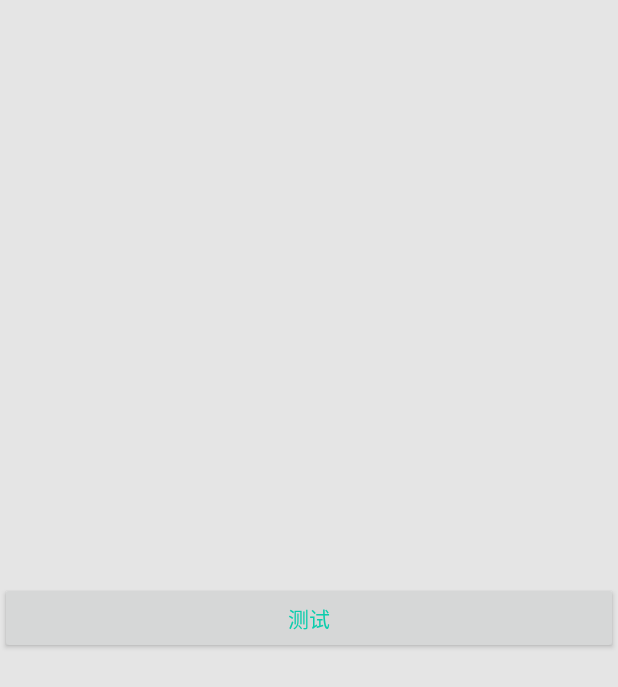
After one commit to ZX-QDD/DDApp, an Android app: the layout activity_normal_dialog.xml on its own in the app's theme, with its tools: preview values and no code run, on a phone screen of 412 x 824 dp. The commit adds this screen. Shown: the top 687 px of the screen. Run offline under Robolectric (Android 15) with nearby library versions, the phone set to English and light mode, and no system bars.

Commit message:
fix: fix code style

```diff
--- a/app/src/main/java/com/dongdong/ddapp/MainActivity.kt
+++ b/app/src/main/java/com/dongdong/ddapp/MainActivity.kt
@@ -7,7 +7,7 @@ import androidx.appcompat.app.AppCompatActivity
 import com.dongdong.ddapp.baidumap.BaiduMapActivity
 import com.dongdong.ddapp.camreax.CameraActivity
 import com.dongdong.ddapp.dialog.DialogActivity
-import com.dongdong.ddapp.fragment.HomeActivity
+import com.dongdong.ddapp.home.HomeActivity
 import com.dongdong.ddapp.recycle.SomeDataListActivity
 import com.dongdong.ddapp.widget.WidgetActivity
 import kotlinx.android.synthetic.main.activity_main.*
--- a/app/src/main/java/com/dongdong/ddapp/fragment/fragments/MeFragment.kt
+++ b/app/src/main/java/com/dongdong/ddapp/home/fragments/AddressBookFragment.kt
@@ -1,13 +1,11 @@
-package com.dongdong.ddapp.fragment.fragments
+package com.dongdong.ddapp.home.fragments
 
 import android.os.Bundle
-import android.view.LayoutInflater
 import android.view.View
-import android.view.ViewGroup
 import com.dongdong.ddapp.R
 import com.dongdong.ddapp.base.BaseFragment
 
-class MeFragment : BaseFragment(R.layout.fragment_me) {
+class AddressBookFragment : BaseFragment(R.layout.fragment_address_book) {
 
     override fun onViewCreated(view: View, savedInstanceState: Bundle?) {
         super.onViewCreated(view, savedInstanceState)
--- a/app/src/main/java/com/dongdong/ddapp/fragment/fragments/HomeFragment.kt
+++ b/app/src/main/java/com/dongdong/ddapp/home/fragments/HomeFragment.kt
@@ -1,7 +1,6 @@
-package com.dongdong.ddapp.fragment.fragments
+package com.dongdong.ddapp.home.fragments
 
 import android.os.Bundle
-import android.view.LayoutInflater
 import android.view.View
 import android.view.ViewGroup
 import com.dongdong.ddapp.R
--- a/app/src/main/java/com/dongdong/ddapp/fragment/fragments/AddressBookFragment.kt
+++ b/app/src/main/java/com/dongdong/ddapp/home/fragments/MeFragment.kt
@@ -1,13 +1,11 @@
-package com.dongdong.ddapp.fragment.fragments
+package com.dongdong.ddapp.home.fragments
 
 import android.os.Bundle
-import android.view.LayoutInflater
 import android.view.View
-import android.view.ViewGroup
 import com.dongdong.ddapp.R
 import com.dongdong.ddapp.base.BaseFragment
 
-class AddressBookFragment : BaseFragment(R.layout.fragment_address_book) {
+class MeFragment : BaseFragment(R.layout.fragment_me) {
 
     override fun onViewCreated(view: View, savedInstanceState: Bundle?) {
         super.onViewCreated(view, savedInstanceState)
--- /dev/null
+++ b/app/src/main/res/layout/activity_normal_dialog.xml
@@ -0,0 +1,21 @@
+<?xml version="1.0" encoding="utf-8"?>
+<androidx.constraintlayout.widget.ConstraintLayout xmlns:android="http://schemas.android.com/apk/res/android"
+    xmlns:app="http://schemas.android.com/apk/res-auto"
+    xmlns:tools="http://schemas.android.com/tools"
+    android:layout_width="match_parent"
+    android:layout_height="match_parent"
+    tools:context=".home.NormalDialogActivity">
+
+
+    <Button
+        android:id="@+id/btn_dialog"
+        android:text="测试"
+        android:textColor="@color/green"
+        android:layout_width="match_parent"
+        android:layout_height="wrap_content"
+        app:layout_constraintBottom_toBottomOf="parent"
+        app:layout_constraintEnd_toEndOf="parent"
+        app:layout_constraintStart_toStartOf="parent"
+        app:layout_constraintTop_toTopOf="parent" />
+
+</androidx.constraintlayout.widget.ConstraintLayout>
--- a/app/src/main/res/values/styles.xml
+++ b/app/src/main/res/values/styles.xml
@@ -16,4 +16,13 @@
         <item name="android:windowMinWidthMinor">100%</item>
     </style>
 
+    <style name="bklistDialog" parent="Theme.AppCompat.Light.Dialog">
+        <item name="android:windowBackground">@drawable/dialog_feedback_btn_bg</item>//设置背景
+        <item name="android:windowFrame">@null</item>//设置边框
+        <item name="android:backgroundDimEnabled">true</item>//设置是否背景模糊
+        <item name="android:windowIsTranslucent">true</item>//设置半透明
+        <item name="android:windowNoTitle">true</item>//设置无标题
+        <item name="android:windowFullscreen">false</item>//设置全屏
+    </style>
+
 </resources>
```
Also changed, not shown: app/src/main/AndroidManifest.xml (+9 -8 lines), app/src/main/java/com/dongdong/ddapp/base/BaseActivity.kt (+18 -11 lines), app/src/main/java/com/dongdong/ddapp/fragment/fragments/FindFragment.kt (deleted, +0 -21 lines), app/src/main/java/com/dongdong/ddapp/home/HomeActivity.kt (renamed from app/src/main/java/com/dongdong/ddapp/fragment/HomeActivity.kt, +5 -5 lines), app/src/main/java/com/dongdong/ddapp/home/NormalDialogActivity.kt (added, +22 -0 lines), app/src/main/java/com/dongdong/ddapp/home/fragments/FindFragment.kt (added, +28 -0 lines).
